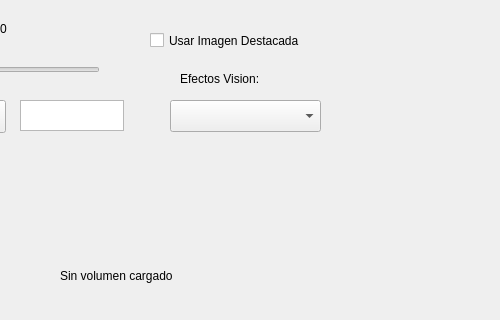
The window that ui/MainWindow.ui (Jonnathan23/proyecto-c-) describes before a commit, drawn with Qt 5; both pictures show x 300 to 800 and y 0 to 320 of the 800 by 600 pixel window.
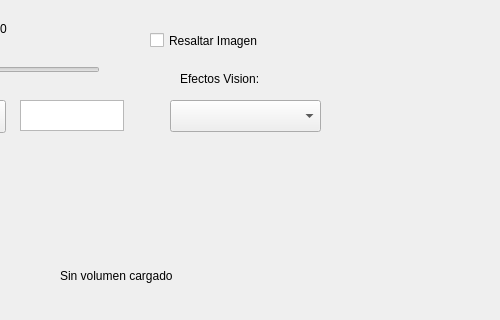
The same window after the commit.

Commit message: Imagen no estarica

```diff
--- a/ui/MainWindow.ui
+++ b/ui/MainWindow.ui
@@ -89,7 +89,7 @@
      </rect>
     </property>
     <property name="text">
-     <string>Usar Imagen Destacada</string>
+     <string>Resaltar Imagen</string>
     </property>
    </widget>
    <widget class="QLabel" name="label_2">
```
The commit also changes 6 other files.
